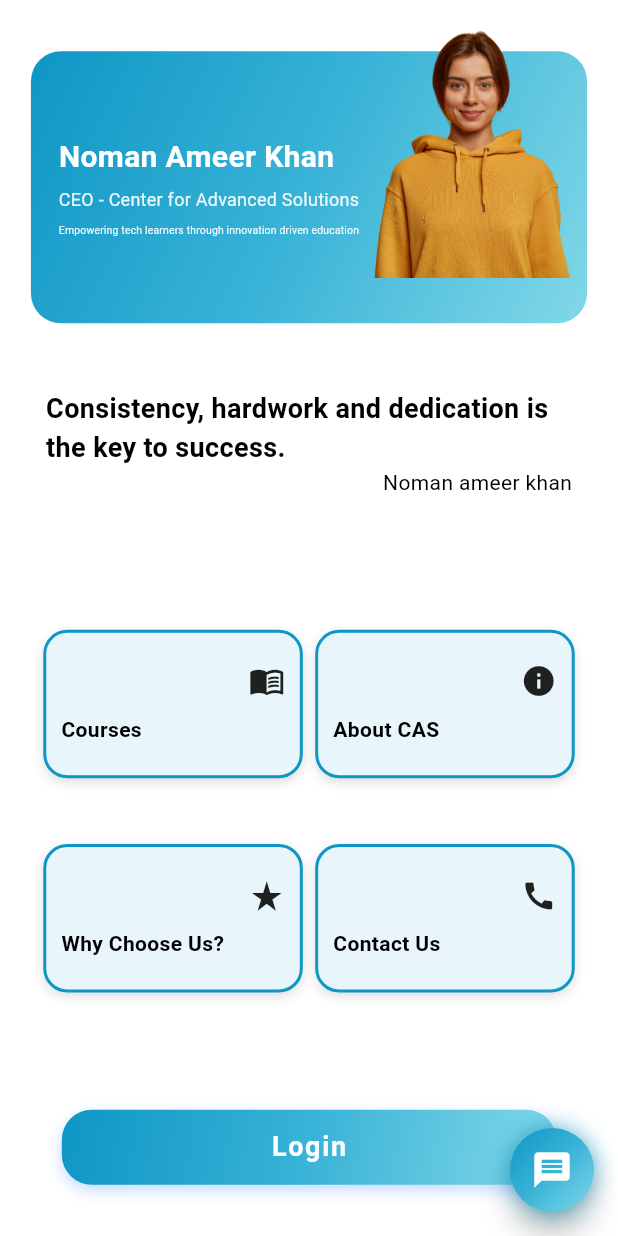
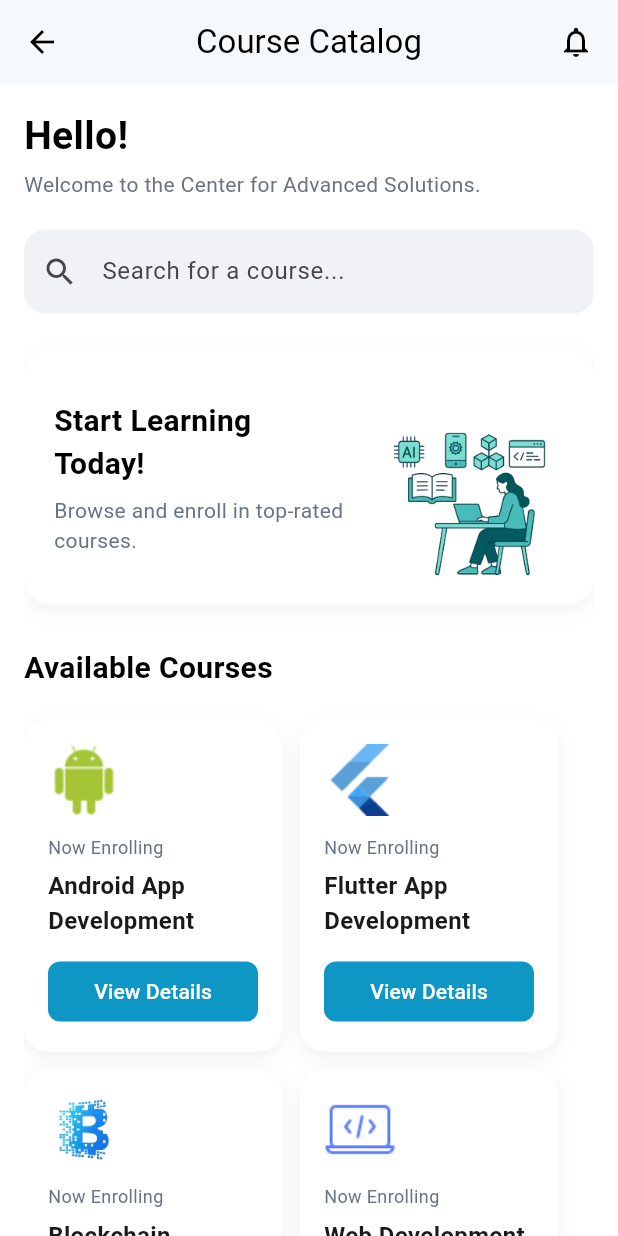
Before and after one commit to Affan1316/CAS-ELMS, a Flutter app: the screen it shows after launch, on a phone screen of 412 x 824 dp. Run offline on Flutter 3.47's test engine with Material 3 defaults, Android fonts, the light colour scheme and no system bars; our stand-ins replace go_router.

Commit message:
adding course catalog feature

```diff
--- a/lib/main.dart
+++ b/lib/main.dart
@@ -1,5 +1,6 @@
 import 'package:flutter/material.dart';
 import 'package:flutter_cas_app_main/src/core/theme/app_theme.dart';
+import 'package:flutter_cas_app_main/src/features/course_catalog/presentation/pages/__course_catalog_screen_state.dart';
 import 'package:flutter_cas_app_main/src/features/elms_landing/presentation/pages/elms_landing_page.dart';
 
 void main() {
@@ -31,6 +32,6 @@
 class _MyHomePageState extends State<MyHomePage> {
   @override
   Widget build(BuildContext context) {
-    return ElmsLandingPage();
+    return CourseCatalogScreen();
   }
 }
--- a/lib/src/core/theme/app_colors.dart
+++ b/lib/src/core/theme/app_colors.dart
@@ -1,7 +1,35 @@
+// import 'package:flutter/material.dart';
+
+// class AppColors {
+//   static const Color primaryColor = Color(0xff0E96C5);
+//   static const Color scaffoldLightThemeBackground = Colors.white;
+//   static Color? scaffoldDarkThemeBackground = Colors.grey[900];
+// }
 import 'package:flutter/material.dart';
 
 class AppColors {
   static const Color primaryColor = Color(0xff0E96C5);
+
+  // Backgrounds
   static const Color scaffoldLightThemeBackground = Colors.white;
   static Color? scaffoldDarkThemeBackground = Colors.grey[900];
+  static const Color bgColor = Color(0xFFF6F9FB);
+  static const Color cardBackground = Color(0xFFFFFFFF);
+  static const Color selectedCard = Color(0xFFDFF6FF);
+
+  // Borders
+  static const Color selectedBorder = Color(0xFF0E96C5);
+
+  // Text
+  static const Color textPrimary = Color(0xFF1A1A1A);
+  static const Color textSecondary = Color(0xFF6B7280); // Muted gray
+
+  // Buttons
+  static const Color buttonBackground = Color(0xFF0E96C5);
+  static const Color buttonText = Color(0xFFFFFFFF);
+
+  // Others
+  static const Color searchFill = Color(0xFFF0F2F5);
+  static const Color iconColor = Color(0xFF1A1A1A);
+  static const Color appBarTitle = Color(0xFF1A1A1A);
 }
--- /dev/null
+++ b/lib/src/features/course_catalog/presentation/pages/__course_catalog_screen_state.dart
@@ -0,0 +1,120 @@
+// Entry Widget
+
+import 'package:flutter/material.dart';
+import 'package:flutter_cas_app_main/src/core/theme/app_colors.dart';
+import 'package:flutter_cas_app_main/src/features/course_catalog/presentation/widgets/course_card.dart';
+import 'package:flutter_cas_app_main/src/features/course_catalog/presentation/widgets/course_data.dart';
+import 'package:flutter_cas_app_main/src/features/course_catalog/presentation/widgets/promo_banner.dart';
+
+class CourseCatalogScreen extends StatefulWidget {
+  const CourseCatalogScreen({super.key});
+
+  @override
+  State<CourseCatalogScreen> createState() => CourseCatalogScreenState();
+}
+
+class CourseCatalogScreenState extends State<CourseCatalogScreen> {
+  final Set<String> _selectedCourses = {};
+
+  @override
+  Widget build(BuildContext context) {
+    return Scaffold(
+      // backgroundColor: AppColors.bgColor,
+      appBar: _buildAppBar(),
+      body: Padding(
+        padding: const EdgeInsets.symmetric(horizontal: 16.0),
+        child: SingleChildScrollView(
+          child: Column(
+            crossAxisAlignment: CrossAxisAlignment.start,
+            children: [
+              const SizedBox(height: 16),
+              const Text(
+                'Hello!',
+                style: TextStyle(fontSize: 26, fontWeight: FontWeight.bold),
+              ),
+              const SizedBox(height: 4),
+              Text(
+                'Welcome to the Center for Advanced Solutions.',
+                style: TextStyle(color: AppColors.textSecondary),
+              ),
+              const SizedBox(height: 20),
+              _buildSearchField(),
+              const SizedBox(height: 24),
+              const PromoBanner(),
+              const SizedBox(height: 28),
+              const Text(
+                'Available Courses',
+                style: TextStyle(fontSize: 20, fontWeight: FontWeight.bold),
+              ),
+              const SizedBox(height: 20),
+              LayoutBuilder(
+                builder: (context, constraints) {
+                  final double maxWidth = constraints.maxWidth;
+                  final double itemWidth = (maxWidth - 36) / 2;
+                  return Wrap(
+                    spacing: 12,
+                    runSpacing: 12,
+                    children:
+                        CourseData.courseTitles
+                            .map(
+                              (title) => CourseCard(
+                                title: title,
+                                width: itemWidth,
+                                isSelected: _selectedCourses.contains(title),
+                                onTap: () {
+                                  setState(() {
+                                    if (_selectedCourses.contains(title)) {
+                                      _selectedCourses.remove(title);
+                                    } else {
+                                      _selectedCourses.add(title);
+                                    }
+                                  });
+                                },
+                              ),
+                            )
+                            .toList(),
+                  );
+                },
+              ),
+              const SizedBox(height: 24),
+            ],
+          ),
+        ),
+      ),
+    );
+  }
+
+  AppBar _buildAppBar() {
+    return AppBar(
+      elevation: 0,
+      backgroundColor: AppColors.bgColor,
+      title: const Text(
+        'Course Catalog',
+        style: TextStyle(color: Colors.black),
+      ),
+      centerTitle: true,
+      leading: const Icon(Icons.arrow_back, color: Colors.black),
+      actions: const [
+        Padding(
+          padding: EdgeInsets.only(right: 16.0),
+          child: Icon(Icons.notifications_none, color: Colors.black),
+        ),
+      ],
+    );
+  }
+
+  Widget _buildSearchField() {
+    return TextField(
+      decoration: InputDecoration(
+        hintText: 'Search for a course...',
+        prefixIcon: const Icon(Icons.search),
+        filled: true,
+        fillColor: AppColors.searchFill,
+        border: OutlineInputBorder(
+          borderRadius: BorderRadius.circular(14),
+          borderSide: BorderSide.none,
+        ),
+      ),
+    );
+  }
+}
--- /dev/null
+++ b/lib/src/features/course_catalog/presentation/widgets/course_card.dart
@@ -0,0 +1,96 @@
+// Entry Widget
+
+import 'package:flutter/material.dart';
+import 'package:flutter_cas_app_main/src/core/theme/app_colors.dart';
+import 'package:flutter_cas_app_main/src/features/course_catalog/presentation/widgets/course_data.dart';
+
+class CourseCard extends StatelessWidget {
+  final String title;
+  final double width;
+  final bool isSelected;
+  final VoidCallback onTap;
+
+  const CourseCard({
+    super.key,
+    required this.title,
+    required this.width,
+    required this.onTap,
+    required this.isSelected,
+  });
+
+  @override
+  Widget build(BuildContext context) {
+    final String iconPath =
+        CourseData.courseIcons[title] ?? 'assets/icons/default_icon.png';
+
+    return GestureDetector(
+      onTap: onTap,
+      child: AnimatedContainer(
+        duration: const Duration(milliseconds: 250),
+        width: width,
+        padding: const EdgeInsets.all(14),
+        decoration: BoxDecoration(
+          color: isSelected ? AppColors.selectedCard : AppColors.cardBackground,
+          borderRadius: BorderRadius.circular(16),
+          border: Border.all(
+            color: isSelected ? AppColors.selectedBorder : Colors.transparent,
+            width: 2,
+          ),
+          boxShadow: const [
+            BoxShadow(
+              color: Color(0x0F000000),
+              blurRadius: 10,
+              offset: Offset(0, 4),
+            ),
+          ],
+        ),
+        child: Column(
+          crossAxisAlignment: CrossAxisAlignment.start,
+          children: [
+            Image.asset(iconPath, height: 48, width: 48, fit: BoxFit.contain),
+            const SizedBox(height: 12),
+            Text(
+              'Now Enrolling',
+              style: TextStyle(fontSize: 12, color: AppColors.textSecondary),
+            ),
+            const SizedBox(height: 6),
+            Text(
+              title,
+              style: TextStyle(
+                fontWeight: FontWeight.w600,
+                fontSize: 16,
+                color: AppColors.textPrimary,
+              ),
+            ),
+            const SizedBox(height: 12),
+            SizedBox(
+              width: double.infinity,
+              child: TextButton(
+                onPressed: () {
+                  ScaffoldMessenger.of(context).showSnackBar(
+                    SnackBar(
+                      content: Text('You tapped on "$title" for more details'),
+                      duration: const Duration(seconds: 1),
+                    ),
+                  );
+                },
+                style: TextButton.styleFrom(
+                  backgroundColor: AppColors.buttonBackground,
+                  foregroundColor: AppColors.buttonText,
+                  padding: const EdgeInsets.symmetric(
+                    vertical: 8,
+                    horizontal: 12,
+                  ),
+                  shape: RoundedRectangleBorder(
+                    borderRadius: BorderRadius.circular(8),
+                  ),
+                ),
+                child: const Text('View Details'),
+              ),
+            ),
+          ],
+        ),
+      ),
+    );
+  }
+}
--- /dev/null
+++ b/lib/src/features/course_catalog/presentation/widgets/course_data.dart
@@ -0,0 +1,23 @@
+// Entry Widget
+
+class CourseData {
+  static const List<String> courseTitles = [
+    'Android App Development',
+    'Flutter App Development',
+    'Blockchain',
+    'Web Development',
+    'Game Development',
+    'Artificial Intelligence',
+    'Go Language',
+  ];
+
+  static const Map<String, String> courseIcons = {
+    'Android App Development': 'assets/icons/android_icon.png',
+    'Flutter App Development': 'assets/icons/flutter_icon.png',
+    'Blockchain': 'assets/icons/blockchain_icon.png',
+    'Web Development': 'assets/icons/web_icon.png',
+    'Game Development': 'assets/icons/game_icon.png',
+    'Artificial Intelligence': 'assets/icons/ai_icon.png',
+    'Go Language': 'assets/icons/go_icon.png',
+  };
+}
--- /dev/null
+++ b/lib/src/features/course_catalog/presentation/widgets/promo_banner.dart
@@ -0,0 +1,55 @@
+// Entry Widget
+
+import 'package:flutter/material.dart';
+import 'package:flutter_cas_app_main/src/core/theme/app_colors.dart';
+
+class PromoBanner extends StatelessWidget {
+  const PromoBanner({super.key});
+
+  @override
+  Widget build(BuildContext context) {
+    return Container(
+      decoration: BoxDecoration(
+        color: AppColors.cardBackground,
+        borderRadius: BorderRadius.circular(18),
+        boxShadow: [
+          BoxShadow(
+            color: Colors.black.withOpacity(0.05),
+            blurRadius: 10,
+            offset: const Offset(0, 4),
+          ),
+        ],
+      ),
+      padding: const EdgeInsets.all(20),
+      child: Row(
+        children: [
+          Expanded(
+            child: Column(
+              crossAxisAlignment: CrossAxisAlignment.start,
+              children: [
+                const Text(
+                  'Start Learning Today!',
+                  style: TextStyle(fontSize: 20, fontWeight: FontWeight.bold),
+                ),
+                const SizedBox(height: 6),
+                Text(
+                  'Browse and enroll in top-rated courses.',
+                  style: TextStyle(color: AppColors.textSecondary),
+                ),
+              ],
+            ),
+          ),
+          const SizedBox(width: 16),
+          SizedBox(
+            height: 130,
+            width: 130,
+            child: Image.asset(
+              'assets/images/course_banner.png',
+              fit: BoxFit.cover,
+            ),
+          ),
+        ],
+      ),
+    );
+  }
+}
--- a/pubspec.yaml
+++ b/pubspec.yaml
@@ -62,7 +62,7 @@
   # To add assets to your application, add an assets section, like this:
   assets:
     - assets/images/
-  #   - images/a_dot_ham.jpeg
+    - assets/icons/
 
   # An image asset can refer to one or more resolution-specific "variants", see
   # https://flutter.dev/to/resolution-aware-images
```
Also changed, not shown: assets/icons/ai_icon.png (added), assets/icons/android_icon.png (added), assets/icons/blockchain_icon.png (added), assets/icons/flutter_icon.png (added), assets/icons/game_icon.png (added), assets/icons/go_icon.png (added), assets/icons/web_icon.png (added), assets/images/course_banner.png (added), pubspec.lock.
